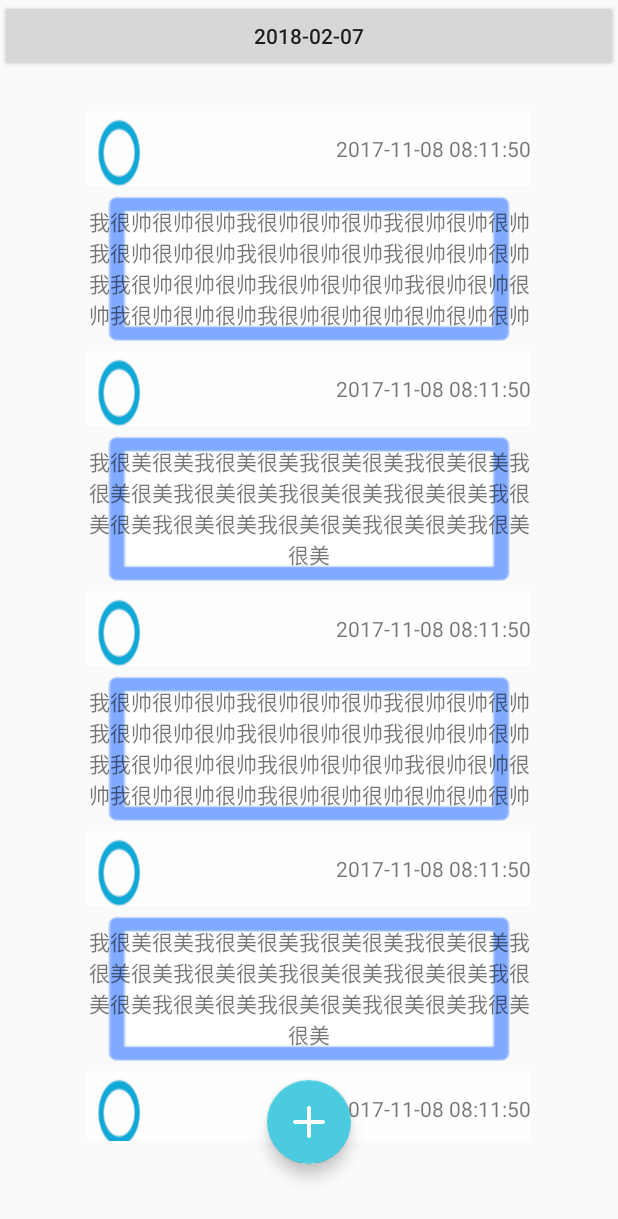
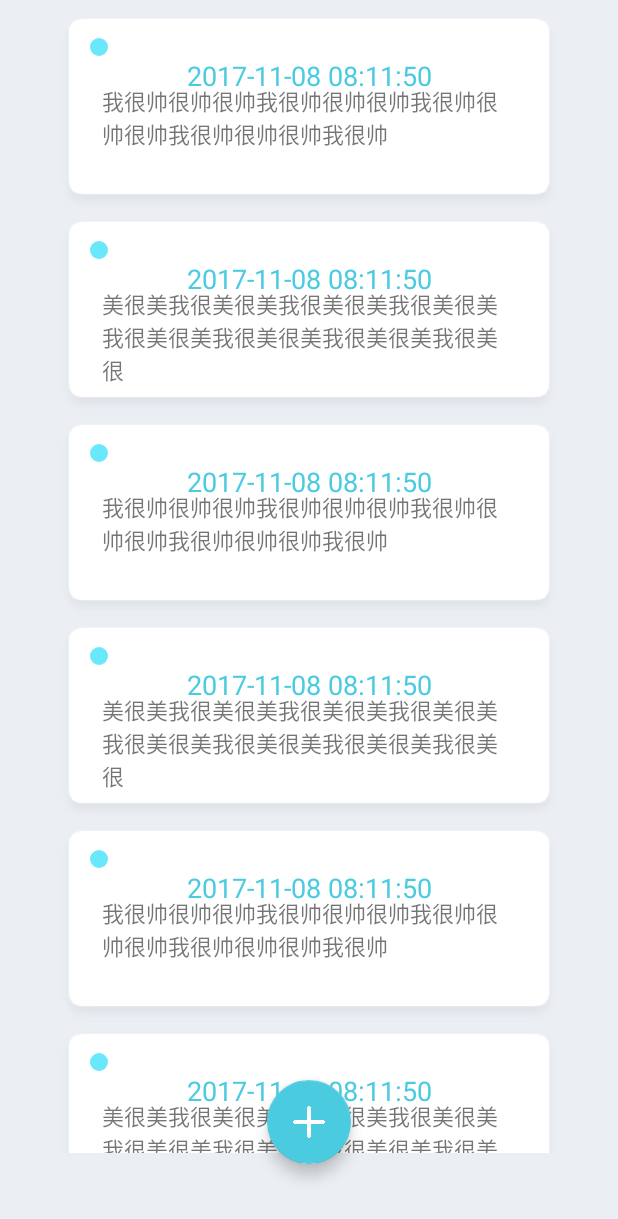
Before and after one commit to PluckySaltyfish/Tree, an Android app: the fragment task_fragment shown on its own in the app's theme, on a phone screen of 412 x 824 dp. Shown: the top 1219 px of the screen. Run offline under Robolectric (Android 15) with nearby library versions, the phone set to English and light mode, and no system bars; libraries missing offline, so code that uses them is left out: org.feezu.liuli; Roboto replaces fonts that are not available here.

Commit message:
task UI modified

```diff
--- a/app/build.gradle
+++ b/app/build.gradle
@@ -36,5 +36,6 @@ dependencies {
     compile 'com.github.PhilJay:MPAndroidChart:v3.0.2'
     compile 'com.feezu.liuli:timeselector:1.1.3+'
     testCompile 'junit:junit:4.12'
+    compile 'cn.aigestudio.wheelpicker:WheelPicker:1.1.2'
 
 }
--- a/app/src/main/java/com/example/plucky/mytree/task_fragment.java
+++ b/app/src/main/java/com/example/plucky/mytree/task_fragment.java
@@ -37,7 +37,7 @@ public class task_fragment extends Fragment implements TaskAdapter.MyItemLongCli
     private AddTaskDialog mdialog;
     private TaskAdapter adapter;
     private LinearLayoutManager layoutManager;
-    private Button TimeFilter;
+
     private DatePicker mDatePicker;
 
     @SuppressLint("ClickableViewAccessibility")
@@ -55,7 +55,7 @@ public class task_fragment extends Fragment implements TaskAdapter.MyItemLongCli
         recyclerView =(RecyclerView)v.findViewById(R.id.recycler_view);
 
 
-        TimeFilter=(Button)v.findViewById(R.id.filter);
+
         SimpleDateFormat format =   new SimpleDateFormat( "yyyy-MM-dd" );
         Date date = new Date();
         String time=format.format(date);
@@ -66,27 +66,6 @@ public class task_fragment extends Fragment implements TaskAdapter.MyItemLongCli
         month=Integer.parseInt(format.format(date));
         format=new SimpleDateFormat("dd");
         day=Integer.parseInt(format.format(date));
-        TimeFilter.setText(time);
-        TimeFilter.setOnClickListener(new View.OnClickListener() {
-            @Override
-            public void onClick(View v) {
-                Calendar c = Calendar.getInstance();
-                TimeSelector timeSelector = new TimeSelector(getActivity(), new TimeSelector.ResultHandler() {
-                    @Override
-                    public void handle(String time) {
-                        Toast.makeText(getActivity(), time, Toast.LENGTH_LONG).show();
-                    }
-                }, "2015-11-22 17:34", "2015-12-1 15:20");
-                timeSelector.setMode(TimeSelector.MODE.YMD);
-                timeSelector.show();
-
-            }
-
-
-
-
-
-        });
 
 
         mResourceFAB=(FloatingActionButton)v.findViewById(R.id.resource_fab);
@@ -158,15 +137,10 @@ public class task_fragment extends Fragment implements TaskAdapter.MyItemLongCli
     private void getTasks(){
         for (int i = 0; i < 5 ; i=i+2) {
             Task task1 = new Task("我很帅很帅很帅我很帅" +
-                    "很帅很帅我很帅很帅很帅我很帅很帅很帅我很帅" +
-                    "很帅很帅我很帅很帅很帅我我很帅很帅很帅我很" +
-                    "帅很帅很帅我很帅很帅很帅我很帅很帅很帅我很" +
-                    "帅很帅很帅" +
-                    "很帅很帅很帅",i);
-            Task task2 = new Task("我很美很美我很美很美我很" +
+                    "很帅很帅我很帅很帅很帅我很帅很帅很帅我很帅",i);
+            Task task2 = new Task(
                     "美很美我很美很美我很美很美我很美很美我很美很美我很美" +
-                    "很美我很美很美我很美很" +
-                    "美我很美很美我很美很美我很美很美",i+1);
+                    "很美我很美很美我很美很" ,i+1);
             taskList.add(task1);
             taskList.add(task2);
         }
--- /dev/null
+++ b/app/src/main/res/drawable/blue_cirle.xml
@@ -0,0 +1,16 @@
+<?xml version="1.0" encoding="utf-8"?>
+<shape xmlns:android="http://schemas.android.com/apk/res/android"
+       android:shape="oval">
+    <!-- padding设置内间距 -->
+    <padding
+        android:bottom="4dp"
+        android:left="4dp"
+        android:right="4dp"
+        android:top="4dp" />
+    <!-- size设置形状的大小 -->
+    <size
+        android:width="40dp"
+        android:height="40dp" />
+    <!-- gradient设置渐变 -->
+    <solid android:color="@color/blue_circle"/>
+</shape>
--- a/app/src/main/res/layout/task_fragment.xml
+++ b/app/src/main/res/layout/task_fragment.xml
@@ -4,6 +4,7 @@
     xmlns:app="http://schemas.android.com/apk/res-auto"
     xmlns:tools="http://schemas.android.com/tools"
     android:id="@+id/task_layout"
+    android:background="@color/task_bkg"
     android:layout_width="match_parent"
     android:layout_height="match_parent"
     android:orientation="vertical">
@@ -23,14 +24,7 @@
         app:layout_constraintRight_toRightOf="parent"
         />
 
-    <Button
-        android:id="@+id/filter"
-        android:layout_width="match_parent"
-        android:layout_height="wrap_content"
-        android:text="@string/dash"
-        app:layout_constraintLeft_toLeftOf="parent"
-        app:layout_constraintRight_toRightOf="parent"
-        tools:layout_editor_absoluteY="0dp"/>
+
 
 
     <android.support.design.widget.FloatingActionButton
@@ -71,28 +65,17 @@
 
     <android.support.v7.widget.RecyclerView
         android:id="@+id/recycler_view"
-        android:layout_width="344dp"
+        android:layout_width="340dp"
         android:layout_height="0dp"
-        android:layout_marginBottom="8dp"
-        android:layout_marginEnd="8dp"
-
-        android:layout_marginLeft="16dp"
-        android:layout_marginStart="8dp"
         android:layout_marginTop="8dp"
         app:layout_constraintBottom_toTopOf="@+id/guideline13"
         app:layout_constraintEnd_toEndOf="parent"
         app:layout_constraintLeft_toLeftOf="parent"
         app:layout_constraintStart_toStartOf="parent"
-        app:layout_constraintTop_toTopOf="@+id/guideline10">
+        app:layout_constraintTop_toTopOf="parent"
+        app:layout_constraintVertical_bias="1.0">
 
     </android.support.v7.widget.RecyclerView>
-
-    <android.support.constraint.Guideline
-        android:id="@+id/guideline10"
-        android:layout_width="wrap_content"
-        android:layout_height="wrap_content"
-        android:orientation="horizontal"
-        app:layout_constraintGuide_percent="0.08"/>
 
     <android.support.constraint.Guideline
         android:id="@+id/guideline13"
@@ -102,6 +85,4 @@
         app:layout_constraintGuide_percent="0.9329806"/>
 
 
-
-
 </android.support.constraint.ConstraintLayout>
--- a/app/src/main/res/layout/task_item.xml
+++ b/app/src/main/res/layout/task_item.xml
@@ -1,49 +1,61 @@
 <?xml version="1.0" encoding="utf-8"?>
-<android.support.constraint.ConstraintLayout xmlns:android="http://schemas.android.com/apk/res/android"
-                                             xmlns:app="http://schemas.android.com/apk/res-auto"
-                                             xmlns:tools="http://schemas.android.com/tools"
-                                             android:layout_width="match_parent"
-                                             android:layout_height="wrap_content"
-                                             android:orientation="vertical">
+<android.support.constraint.ConstraintLayout
+    xmlns:android="http://schemas.android.com/apk/res/android"
+    xmlns:app="http://schemas.android.com/apk/res-auto"
+    xmlns:tools="http://schemas.android.com/tools"
+    android:layout_width="match_parent"
+    android:layout_height="wrap_content"
+    android:orientation="vertical">
 
+
+    <TextView
+
+        android:id="@+id/taskText"
+        android:layout_width="match_parent"
+        android:layout_height="135dp"
+        android:textSize="6.5pt"
+        android:background="@drawable/task_card"
+        android:gravity="start"
+        android:paddingLeft="32dp"
+        android:paddingRight="32dp"
+        android:paddingTop="48dp"
+        app:layout_constraintBottom_toBottomOf="parent"
+        app:layout_constraintEnd_toEndOf="parent"
+        app:layout_constraintHorizontal_bias="0.0"
+        app:layout_constraintLeft_toLeftOf="parent"
+        app:layout_constraintRight_toRightOf="parent"
+
+        app:layout_constraintStart_toStartOf="parent"
+        app:layout_constraintTop_toTopOf="parent"
+        tools:ignore="LabelFor"/>
     <TextView
         android:id="@+id/status_text"
         android:layout_width="match_parent"
         android:layout_height="wrap_content"
-        android:layout_marginEnd="24dp"
-        android:layout_marginStart="24dp"
-        android:background="@drawable/status_bg"
-        android:gravity="center_vertical|end"
+        android:textColor="@color/colorPrimary"
+        android:textSize="8pt"
+        android:layout_marginEnd="32dp"
+        android:layout_marginStart="32dp"
+        android:layout_marginTop="30dp"
+        android:background="@android:color/transparent"
+        android:gravity="center_vertical|start"
+
+
         android:text="2017-11-08 08:11:50"
         app:layout_constraintEnd_toEndOf="parent"
         app:layout_constraintStart_toStartOf="parent"
         app:layout_constraintTop_toTopOf="parent"/>
 
-    <TextView
-
-        android:id="@+id/taskText"
-        android:layout_width="match_parent"
-        android:layout_height="wrap_content"
-        android:layout_marginEnd="24dp"
+    <ImageView
+        android:id="@+id/imageView2"
+        android:layout_width="12dp"
+        android:layout_height="12dp"
         android:layout_marginStart="24dp"
-        android:background="@drawable/task_bg"
-        android:gravity="center_vertical|center_horizontal"
-        android:text="hahhaha"
-        app:layout_constraintBottom_toBottomOf="parent"
-        app:layout_constraintEnd_toEndOf="parent"
-        app:layout_constraintHorizontal_bias="0.0"
-        app:layout_constraintLeft_toLeftOf="parent"
-        app:layout_constraintRight_toRightOf="parent"
+        android:layout_marginTop="16dp"
+        app:layout_constraintBottom_toTopOf="@+id/status_text"
         app:layout_constraintStart_toStartOf="parent"
-        app:layout_constraintTop_toBottomOf="@+id/status_text"
-        tools:ignore="LabelFor"/>
+        app:layout_constraintTop_toTopOf="parent"
+        app:srcCompat="@drawable/blue_cirle"/>
 
 
-    <android.support.constraint.Guideline
-        android:id="@+id/guideline11"
-        android:layout_width="wrap_content"
-        android:layout_height="wrap_content"
-        android:orientation="vertical"
-        app:layout_constraintGuide_percent="0.25"/>
-
 </android.support.constraint.ConstraintLayout>
--- a/app/src/main/res/values/colors.xml
+++ b/app/src/main/res/values/colors.xml
@@ -12,4 +12,10 @@
     <color name="gray">#f2f2f2</color>
     <color name="line">#f3f3f3</color>
     <color name="hint_word">#b5b5b5</color>
+    <color name="task_bkg">#ebeff3</color>
+    <color name="shadow_start">#dee2e8</color>
+    <color name="red_circle">#E24e7a</color>
+    <color name="blue_circle">#69e8fb</color>
+    <color name="green_circle">#5fc68f</color>
+
 </resources>
--- a/app/src/main/res/values/strings.xml
+++ b/app/src/main/res/values/strings.xml
@@ -29,4 +29,5 @@
     <string name="click"><u>clicked</u></string>
     <string name="signup">注册</string>
     <string name="signin">登录</string>
+    <string name="date">请选择日期</string>
 </resources>
```
Also changed, not shown: app/src/main/java/com/example/plucky/mytree/TimeSelectorDialog.java (added, +71 -0 lines), app/src/main/res/drawable/green_circle.xml (added, +16 -0 lines), app/src/main/res/drawable/red_circle.xml (added, +16 -0 lines), app/src/main/res/layout/tab_navigation.xml (+8 -8 lines), app/src/main/res/layout/wheel_picker.xml (added, +71 -0 lines), app/src/main/res/drawable/task_card.9.png (added).
